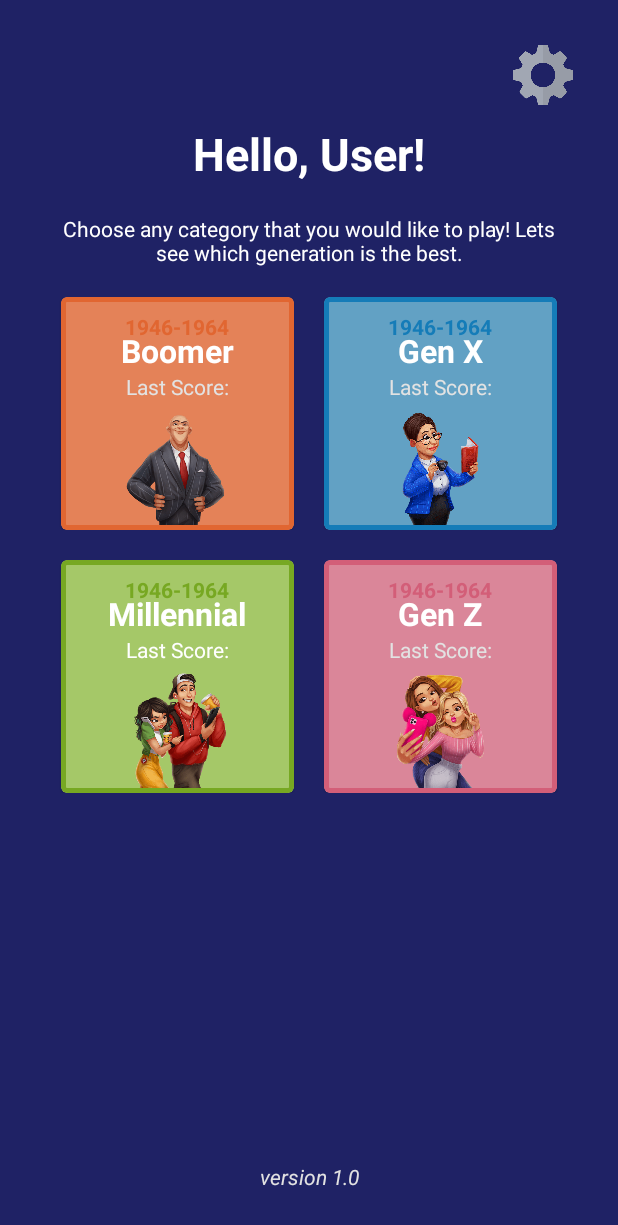
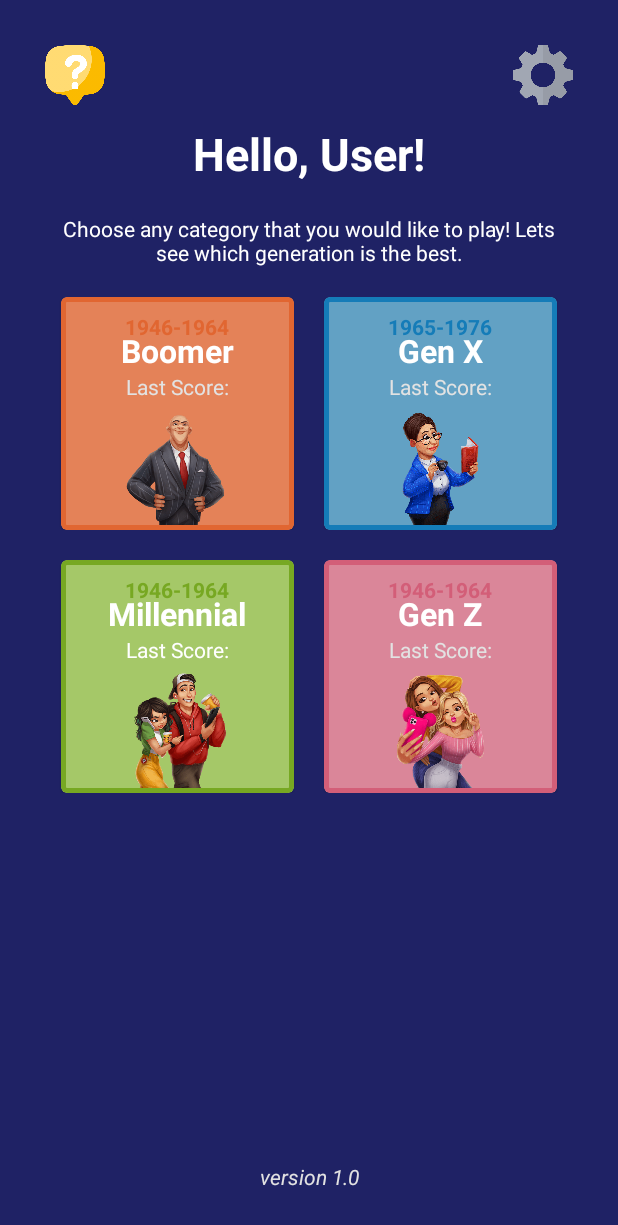
Before and after one commit to bee2805/BattleofTheGenerations, an Android app: the layout activity_category_view.xml on its own in the app's theme, with its tools: preview values and no code run, on a phone screen of 412 x 824 dp. Shown: the top 1225 px of the screen. Run offline under Robolectric (Android 15) with nearby library versions, the light colour scheme and no system bars.

Commit message:
Mockups added

```diff
--- a/app/src/main/res/layout/activity_category_view.xml
+++ b/app/src/main/res/layout/activity_category_view.xml
@@ -10,18 +10,17 @@
     android:background="@color/primary_dark_blue"
     android:gravity="center">
 
-    <!-- https://www.flaticon.com/free-icon/request_7887104?term=question&page=1&position=38&page=1&position=38&related_id=7887104&origin=search -->
-<!--    <ImageView-->
-<!--        android:id="@+id/iv_last_user"-->
-<!--        android:layout_width="40dp"-->
-<!--        android:layout_height="40dp"-->
-<!--        app:borderWidth="0dp"-->
-<!--        app:layout_constraintStart_toStartOf="parent"-->
-<!--        app:layout_constraintTop_toTopOf="parent"-->
-<!--        android:src="@drawable/fab"/>-->
+     <!-- https://www.flaticon.com/free-icon/request_7887104?term=question&page=1&position=38&page=1&position=38&related_id=7887104&origin=search -->
+    <ImageView
+        android:id="@+id/iv_last_user"
+        android:layout_width="40dp"
+        android:layout_height="40dp"
+        app:borderWidth="0dp"
+        app:layout_constraintStart_toStartOf="parent"
+        app:layout_constraintTop_toTopOf="parent"
+        android:src="@drawable/fab"/>
 
-    <!--  https://www.flaticon.com/free-icon/gear_484562?term=settings&page=1&position=34&page=1&position=34&related_id=484562&origin=search  -->
-
+    <!-- https://www.flaticon.com/free-icon/gear_484562?term=settings&page=1&position=34&page=1&position=34&related_id=484562&origin=search -->
     <ImageView
         android:id="@+id/iv_settings"
         android:layout_width="40dp"
--- a/app/src/main/res/values/strings.xml
+++ b/app/src/main/res/values/strings.xml
@@ -14,7 +14,7 @@
     <string name="boomer_year">1946-1964</string>
 
     <string name="category2">Gen X</string>
-    <string name="gen_x_year">1946-1964</string>
+    <string name="gen_x_year">1965-1976</string>
 
     <string name="category3">Millennial</string>
     <string name="millennial_year">1946-1964</string>
```
Also changed, not shown: 5 other files.
